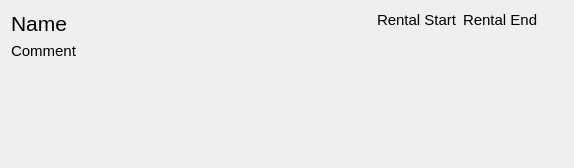
clockdiv/Minimum-Security-Rental-System, file Minimum Security Rental System/RentalWidget.ui: the form before one commit.
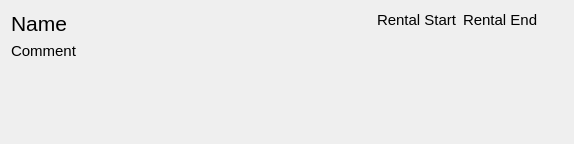
The form after the commit.

```diff
--- a/Minimum Security Rental System/RentalWidget.ui
+++ b/Minimum Security Rental System/RentalWidget.ui
@@ -7,7 +7,7 @@
     <x>0</x>
     <y>0</y>
     <width>574</width>
-    <height>168</height>
+    <height>144</height>
    </rect>
   </property>
   <property name="sizePolicy">
```
